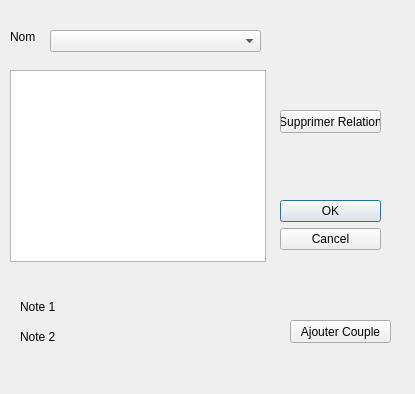
Above: gui/modifierrelation.ui from vincebhx/LO21-PluriNotes before the change. Below: the same form after it.
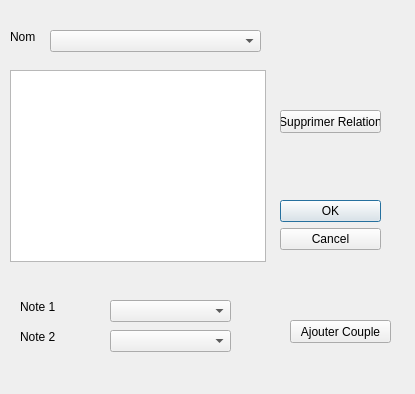
That is the form after the change.

Diff of the .ui file:
```diff
--- a/gui/modifierrelation.ui
+++ b/gui/modifierrelation.ui
@@ -114,6 +114,26 @@
     <string>Note 2</string>
    </property>
   </widget>
+  <widget class="QComboBox" name="Note1">
+   <property name="geometry">
+    <rect>
+     <x>110</x>
+     <y>300</y>
+     <width>121</width>
+     <height>22</height>
+    </rect>
+   </property>
+  </widget>
+  <widget class="QComboBox" name="Note2">
+   <property name="geometry">
+    <rect>
+     <x>110</x>
+     <y>330</y>
+     <width>121</width>
+     <height>22</height>
+    </rect>
+   </property>
+  </widget>
  </widget>
  <resources/>
  <connections>
```
